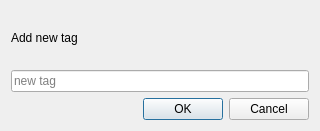
Old version of the form src/dialogs/tagadddialog.ui in the repository pbek/QOwnNotes.
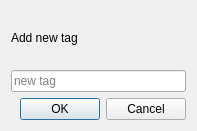
New version of the form.

Commit message: decreasing width of tag add dialog

The edit to the form file:
```diff
--- a/src/dialogs/tagadddialog.ui
+++ b/src/dialogs/tagadddialog.ui
@@ -6,7 +6,7 @@
    <rect>
     <x>0</x>
     <y>0</y>
-    <width>320</width>
+    <width>197</width>
     <height>131</height>
    </rect>
   </property>
```
The commit also changes 1 other file.
